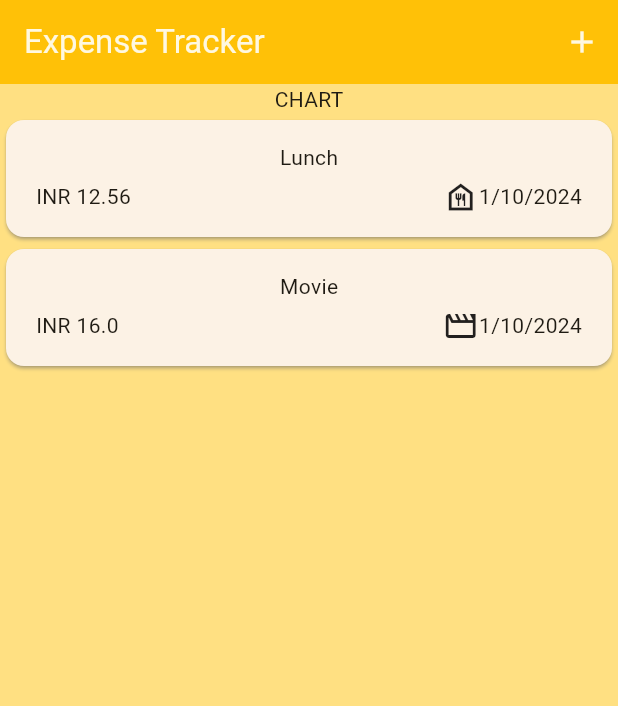
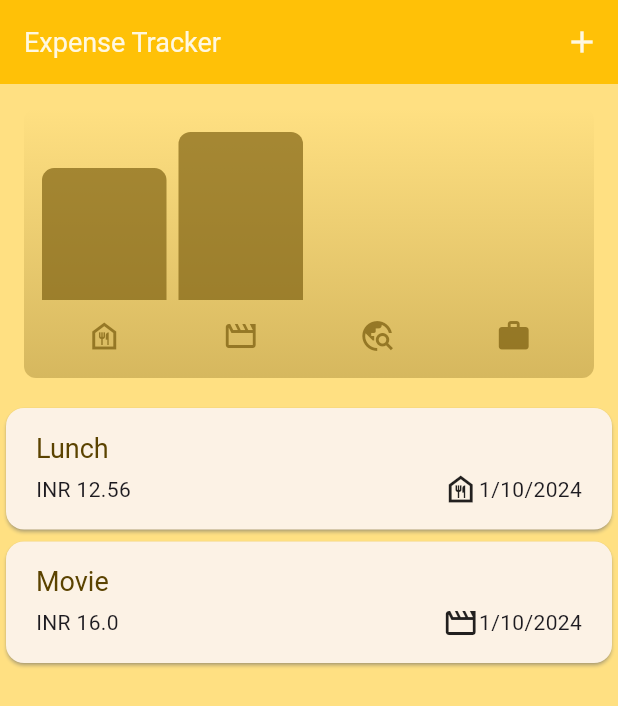
Before and after one commit to bhavyabedi/Expense_Tracker, a Flutter app: the screen it shows after launch, on a phone screen of 412 x 824 dp. Shown: the top 706 px of the screen. Run offline on Flutter 3.47's test engine with Material 3 defaults, Android fonts, the phone set to English and light mode, and no system bars.

Commit message:
Completed The Charts

```diff
--- /dev/null
+++ b/lib/Widgets/Chart/chart.dart
@@ -0,0 +1,94 @@
+import 'package:expense/widgets/chart/chart_bar.dart';
+import 'package:flutter/material.dart';
+import 'package:expense/models/expense.dart';
+
+class Chart extends StatelessWidget {
+  const Chart({super.key, required this.expenses});
+
+  final List<Expense> expenses;
+
+  List<ExpenseBucket> get buckets {
+    return [
+      ExpenseBucket.forCategory(expenses, Category.food),
+      ExpenseBucket.forCategory(expenses, Category.leisure),
+      ExpenseBucket.forCategory(expenses, Category.travel),
+      ExpenseBucket.forCategory(expenses, Category.work),
+    ];
+  }
+
+  double get maxTotalExpense {
+    double maxTotalExpense = 0;
+
+    for (final bucket in buckets) {
+      if (bucket.totalExpense > maxTotalExpense) {
+        maxTotalExpense = bucket.totalExpense;
+      }
+    }
+
+    return maxTotalExpense;
+  }
+
+  @override
+  Widget build(BuildContext context) {
+    final isDarkMode =
+        MediaQuery.of(context).platformBrightness == Brightness.dark;
+    return Container(
+      margin: const EdgeInsets.all(16),
+      padding: const EdgeInsets.symmetric(
+        vertical: 16,
+        horizontal: 8,
+      ),
+      width: double.infinity,
+      height: 180,
+      decoration: BoxDecoration(
+        borderRadius: BorderRadius.circular(8),
+        gradient: LinearGradient(
+          colors: [
+            Theme.of(context).colorScheme.primary.withOpacity(0.3),
+            Theme.of(context).colorScheme.primary.withOpacity(0.0)
+          ],
+          begin: Alignment.bottomCenter,
+          end: Alignment.topCenter,
+        ),
+      ),
+      child: Column(
+        children: [
+          Expanded(
+            child: Row(
+              crossAxisAlignment: CrossAxisAlignment.end,
+              children: [
+                for (final bucket in buckets) // alternative to map())
+                  ChartBar(
+                    fill: bucket.totalExpense == 0
+                        ? 0
+                        : bucket.totalExpense / maxTotalExpense,
+                  )
+              ],
+            ),
+          ),
+          const SizedBox(height: 12),
+          Row(
+            children: buckets
+                .map(
+                  (bucket) => Expanded(
+                    child: Padding(
+                      padding: const EdgeInsets.symmetric(horizontal: 4),
+                      child: Icon(
+                        categoryIcon[bucket.category],
+                        color: isDarkMode
+                            ? Theme.of(context).colorScheme.secondary
+                            : Theme.of(context)
+                                .colorScheme
+                                .primary
+                                .withOpacity(0.7),
+                      ),
+                    ),
+                  ),
+                )
+                .toList(),
+          )
+        ],
+      ),
+    );
+  }
+}
--- /dev/null
+++ b/lib/Widgets/Chart/chart_bar.dart
@@ -0,0 +1,34 @@
+import 'package:flutter/material.dart';
+
+class ChartBar extends StatelessWidget {
+  const ChartBar({
+    super.key,
+    required this.fill,
+  });
+
+  final double fill;
+
+  @override
+  Widget build(BuildContext context) {
+    final isDarkMode =
+        MediaQuery.of(context).platformBrightness == Brightness.dark;
+    return Expanded(
+      child: Padding(
+        padding: const EdgeInsets.symmetric(horizontal: 4),
+        child: FractionallySizedBox(
+          heightFactor: fill,
+          child: DecoratedBox(
+            decoration: BoxDecoration(
+              shape: BoxShape.rectangle,
+              borderRadius:
+                  const BorderRadius.vertical(top: Radius.circular(8)),
+              color: isDarkMode
+                  ? Theme.of(context).colorScheme.secondary
+                  : Theme.of(context).colorScheme.primary.withOpacity(0.65),
+            ),
+          ),
+        ),
+      ),
+    );
+  }
+}
--- a/lib/Widgets/Expense_list/expense_item.dart
+++ b/lib/Widgets/Expense_list/expense_item.dart
@@ -13,8 +13,11 @@ class ExpenseItem extends StatelessWidget {
           horizontal: 20,
           vertical: 15,
         ),
-        child: Column(children: [
-          Text(expense.title),
+        child: Column(crossAxisAlignment: CrossAxisAlignment.start, children: [
+          Text(
+            expense.title,
+            style: Theme.of(context).textTheme.titleLarge,
+          ),
           const SizedBox(height: 4),
           Row(
             children: [
--- a/lib/Widgets/Expense_list/expense_list.dart
+++ b/lib/Widgets/Expense_list/expense_list.dart
@@ -12,10 +12,14 @@ class ExpenseList extends StatelessWidget {
   final List<Expense> registeredExpense;
   final Function(Expense expense) onRemoveExpense;
 
+  @override
   Widget build(context) {
     return ListView.builder(
       itemCount: registeredExpense.length,
       itemBuilder: (ctx, index) => Dismissible(
+        background: Card(
+          color: Theme.of(context).colorScheme.error.withOpacity(0.75),
+        ),
         key: ValueKey(
           registeredExpense[index],
         ),
--- a/lib/Widgets/home.dart
+++ b/lib/Widgets/home.dart
@@ -1,3 +1,4 @@
+import 'package:expense/Widgets/Chart/chart.dart';
 import 'package:expense/Widgets/Expense_list/expense_list.dart';
 import 'package:expense/Widgets/new_expense.dart';
 import 'package:expense/models/expense.dart';
@@ -90,7 +91,7 @@ class _HomeState extends State<Home> {
       ),
       body: Column(
         children: [
-          const Text('CHART'),
+          Chart(expenses: _registeredExpenses),
           Expanded(
             child: mainContent,
           ),
--- a/lib/main.dart
+++ b/lib/main.dart
@@ -4,9 +4,39 @@ import 'package:expense/Widgets/home.dart';
 var kColorScheme = ColorScheme.fromSeed(
   seedColor: Colors.amber,
 );
+
+var kDarkColorScheme = ColorScheme.fromSeed(
+  brightness: Brightness.dark,
+  seedColor: const Color.fromARGB(255, 148, 111, 0),
+);
 void main() {
   runApp(
     MaterialApp(
+      darkTheme: ThemeData.dark().copyWith(
+        cardTheme: const CardTheme().copyWith(
+          shadowColor: Colors.grey,
+        ),
+        elevatedButtonTheme: ElevatedButtonThemeData(
+          style: ElevatedButton.styleFrom(
+            backgroundColor: kDarkColorScheme.primaryContainer,
+            foregroundColor: Colors.white,
+            shadowColor: Colors.black,
+          ),
+        ),
+        textButtonTheme: TextButtonThemeData(
+            style: TextButton.styleFrom(
+          foregroundColor: kDarkColorScheme.onPrimaryContainer,
+        )),
+        textTheme: ThemeData().textTheme.copyWith(
+              titleLarge: TextStyle(
+                fontSize: 18,
+                color: kDarkColorScheme.onPrimaryContainer,
+              ),
+              bodyMedium: TextStyle(
+                color: Colors.amber[100],
+              ),
+            ),
+      ),
       theme: ThemeData(
         scaffoldBackgroundColor: Colors.amber[200],
         colorScheme: kColorScheme,
@@ -14,15 +44,22 @@ void main() {
           backgroundColor: Colors.amber,
           foregroundColor: Colors.amber[50],
         ),
-        cardTheme: CardTheme().copyWith(
+        cardTheme: const CardTheme().copyWith(
           shadowColor: Colors.grey,
         ),
         elevatedButtonTheme: ElevatedButtonThemeData(
-            style: ElevatedButton.styleFrom(
-          backgroundColor: kColorScheme.primary,
-          foregroundColor: Colors.white,
-          shadowColor: Colors.black,
-        )),
+          style: ElevatedButton.styleFrom(
+            backgroundColor: kColorScheme.primary,
+            foregroundColor: Colors.white,
+            shadowColor: Colors.black,
+          ),
+        ),
+        textTheme: ThemeData().textTheme.copyWith(
+              titleLarge: TextStyle(
+                fontSize: 18,
+                color: kColorScheme.onPrimaryContainer,
+              ),
+            ),
       ),
       home: const Home(),
     ),
--- a/lib/models/expense.dart
+++ b/lib/models/expense.dart
@@ -32,3 +32,23 @@ class Expense {
     return formatter.format(date);
   }
 }
+
+class ExpenseBucket {
+  const ExpenseBucket({required this.category, required this.expenses});
+
+  ExpenseBucket.forCategory(List<Expense> allExpenses, this.category)
+      : expenses = allExpenses
+            .where((expense) => expense.category == category)
+            .toList();
+
+  final Category category;
+  final List<Expense> expenses;
+
+  double get totalExpense {
+    double sum = 0;
+    for (final expense in expenses) {
+      sum += expense.amount;
+    }
+    return sum;
+  }
+}
```
